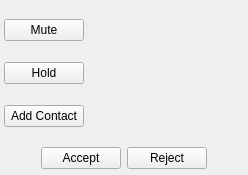
The window that wengophone/src/presentation/qt/phonecall/PhoneCallWidget.ui (tkrotoff/WengoPhone) describes before a commit, drawn with Qt 5.
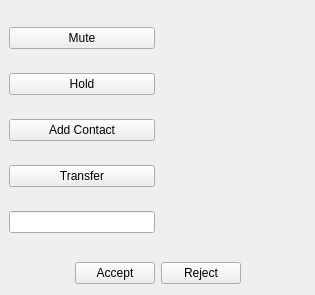
The same window after the commit. Icons and pictures are not drawn.

Commit message: Blind transfer implemented

Diff of the .ui file:
```diff
--- a/wengophone/src/presentation/qt/phonecall/PhoneCallWidget.ui
+++ b/wengophone/src/presentation/qt/phonecall/PhoneCallWidget.ui
@@ -8,16 +8,16 @@
    <rect>
     <x>0</x>
     <y>0</y>
-    <width>248</width>
-    <height>175</height>
+    <width>315</width>
+    <height>295</height>
    </rect>
   </property>
   <layout class="QGridLayout" >
    <property name="margin" >
-    <number>4</number>
+    <number>9</number>
    </property>
    <property name="spacing" >
-    <number>0</number>
+    <number>6</number>
    </property>
    <item row="1" column="1" >
     <widget class="QLabel" name="phoneNumberLabel" >
@@ -34,8 +34,8 @@
      </property>
     </widget>
    </item>
-   <item rowspan="2" row="0" column="0" >
-    <layout class="QVBoxLayout" >
+   <item row="0" column="1" >
+    <layout class="QHBoxLayout" >
      <property name="margin" >
       <number>0</number>
      </property>
@@ -43,28 +43,37 @@
       <number>6</number>
      </property>
      <item>
-      <widget class="QPushButton" name="muteButton" >
-       <property name="text" >
-        <string>Mute</string>
+      <spacer>
+       <property name="orientation" >
+        <enum>Qt::Horizontal</enum>
        </property>
-      </widget>
+       <property name="sizeHint" >
+        <size>
+         <width>40</width>
+         <height>20</height>
+        </size>
+       </property>
+      </spacer>
      </item>
      <item>
-      <widget class="QPushButton" name="holdResumeButton" >
+      <widget class="QLabel" name="label" >
        <property name="text" >
-        <string>Hold</string>
+        <string/>
        </property>
       </widget>
      </item>
      <item>
-      <widget class="QPushButton" name="addContactButton" >
-       <property name="text" >
-        <string>Add Contact</string>
+      <spacer>
+       <property name="orientation" >
+        <enum>Qt::Horizontal</enum>
        </property>
-       <property name="icon" >
-        <iconset resource="../wengophone.qrc" >:/pics/contact_add.png</iconset>
+       <property name="sizeHint" >
+        <size>
+         <width>40</width>
+         <height>20</height>
+        </size>
        </property>
-      </widget>
+      </spacer>
      </item>
     </layout>
    </item>
@@ -130,49 +139,50 @@
      </item>
     </layout>
    </item>
-   <item row="0" column="1" >
-    <layout class="QHBoxLayout" >
+   <item rowspan="2" row="0" column="0" >
+    <layout class="QGridLayout" >
      <property name="margin" >
       <number>0</number>
      </property>
      <property name="spacing" >
       <number>6</number>
      </property>
-     <item>
-      <spacer>
-       <property name="orientation" >
-        <enum>Qt::Horizontal</enum>
+     <item row="4" column="0" >
+      <widget class="QLineEdit" name="transferPhoneNumberLineEdit" />
+     </item>
+     <item row="3" column="0" >
+      <widget class="QPushButton" name="transferButton" >
+       <property name="text" >
+        <string>Transfer</string>
        </property>
-       <property name="sizeHint" >
-        <size>
-         <width>40</width>
-         <height>20</height>
-        </size>
+      </widget>
+     </item>
+     <item row="0" column="0" >
+      <widget class="QPushButton" name="muteButton" >
+       <property name="text" >
+        <string>Mute</string>
        </property>
-      </spacer>
+      </widget>
      </item>
-     <item>
-      <widget class="QLabel" name="label" >
+     <item row="1" column="0" >
+      <widget class="QPushButton" name="holdResumeButton" >
        <property name="text" >
-        <string/>
+        <string>Hold</string>
        </property>
        <property name="pixmap" >
         <pixmap resource="../wengophone.qrc" >:/pics/contact_picture.png</pixmap>
        </property>
       </widget>
      </item>
-     <item>
-      <spacer>
-       <property name="orientation" >
-        <enum>Qt::Horizontal</enum>
+     <item row="2" column="0" >
+      <widget class="QPushButton" name="addContactButton" >
+       <property name="text" >
+        <string>Add Contact</string>
        </property>
-       <property name="sizeHint" >
-        <size>
-         <width>40</width>
-         <height>20</height>
-        </size>
+       <property name="icon" >
+        <iconset resource="../wengophone.qrc" >:/pics/contact_add.png</iconset>
        </property>
-      </spacer>
+      </widget>
      </item>
     </layout>
    </item>
```
Left out of the diff: 6 changed lines with no effect on the pictures. The commit also changes 10 other files.
